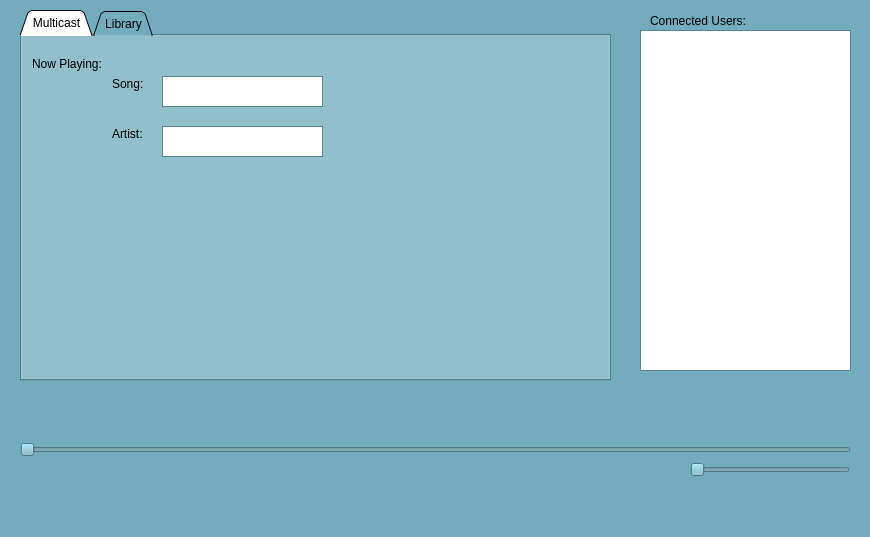
Qt form sourcecode/client/mainwindow.ui (Team-Chimera/Comm-Audio) before a commit.
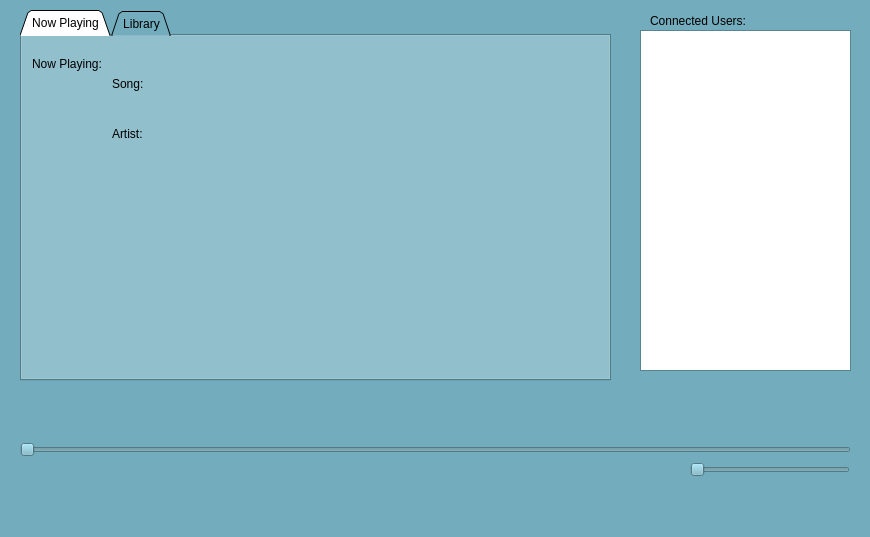
The same form after that commit. The open tabs and pages were chosen to show the change.

Commit message: More voice chat changes.

Diff of the .ui file:
```diff
--- a/sourcecode/client/mainwindow.ui
+++ b/sourcecode/client/mainwindow.ui
@@ -487,7 +487,7 @@
       <bool>false</bool>
      </property>
      <attribute name="title">
-      <string>Multicast</string>
+      <string>Now Playing</string>
      </attribute>
      <widget class="QLabel" name="label_2">
       <property name="geometry">
@@ -528,24 +528,30 @@
        <string>Artist:</string>
       </property>
      </widget>
-     <widget class="QTextEdit" name="songName">
+     <widget class="QLabel" name="artistName">
       <property name="geometry">
        <rect>
-        <x>140</x>
-        <y>40</y>
-        <width>161</width>
-        <height>31</height>
-       </rect>
-      </property>
-     </widget>
-     <widget class="QTextEdit" name="artistName">
-      <property name="geometry">
-       <rect>
-        <x>140</x>
+        <x>160</x>
         <y>90</y>
-        <width>161</width>
-        <height>31</height>
+        <width>421</width>
+        <height>16</height>
        </rect>
+      </property>
+      <property name="text">
+       <string/>
+      </property>
+     </widget>
+     <widget class="QLabel" name="songName">
+      <property name="geometry">
+       <rect>
+        <x>140</x>
+        <y>40</y>
+        <width>421</width>
+        <height>16</height>
+       </rect>
+      </property>
+      <property name="text">
+       <string/>
       </property>
      </widget>
     </widget>
```
Left out of the diff: 10 changed lines with no effect on the pictures. The commit also changes 2 other files.
